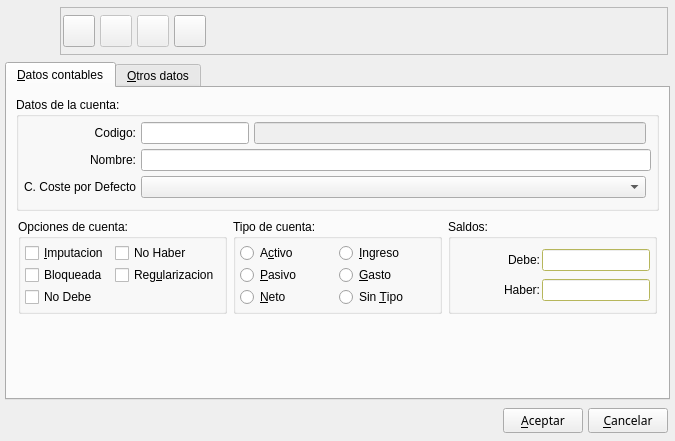
This is bulmages/bulmacont/plugins/pluginbc_cuenta/bccuentabase.ui in eboladev/Bulmages-1 as Qt 5 draws it before an edit. The edited form follows.
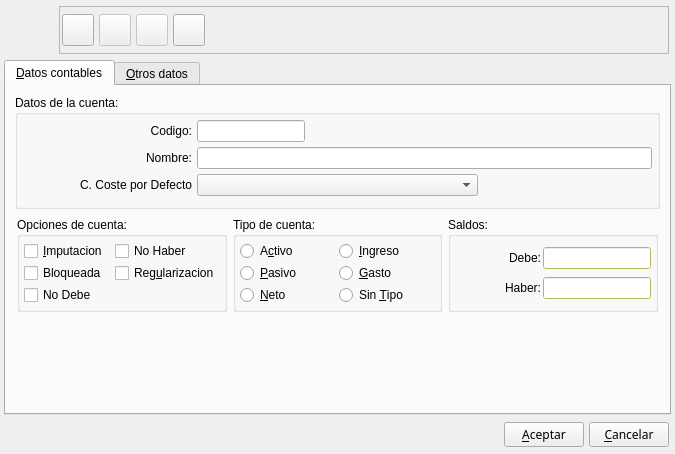
This is the edited form. Icons and pictures are not drawn. Custom widgets are drawn as their Qt base class.

```diff
--- a/bulmages/bulmacont/plugins/pluginbc_cuenta/bccuentabase.ui
+++ b/bulmages/bulmacont/plugins/pluginbc_cuenta/bccuentabase.ui
@@ -7,7 +7,7 @@
     <x>0</x>
     <y>0</y>
     <width>675</width>
-    <height>441</height>
+    <height>454</height>
    </rect>
   </property>
   <property name="windowTitle">
@@ -19,10 +19,10 @@
   </property>
   <layout class="QVBoxLayout">
    <property name="spacing">
-    <number>5</number>
+    <number>4</number>
    </property>
    <property name="margin">
-    <number>5</number>
+    <number>4</number>
    </property>
    <item>
     <layout class="QHBoxLayout">
@@ -125,8 +125,8 @@
           </property>
           <property name="iconSize">
            <size>
-            <width>32</width>
-            <height>32</height>
+            <width>22</width>
+            <height>22</height>
            </size>
           </property>
           <property name="shortcut">
@@ -169,8 +169,8 @@
           </property>
           <property name="iconSize">
            <size>
-            <width>32</width>
-            <height>32</height>
+            <width>22</width>
+            <height>22</height>
            </size>
           </property>
          </widget>
@@ -210,8 +210,8 @@
           </property>
           <property name="iconSize">
            <size>
-            <width>32</width>
-            <height>32</height>
+            <width>22</width>
+            <height>22</height>
            </size>
           </property>
          </widget>
@@ -248,8 +248,8 @@
           </property>
           <property name="iconSize">
            <size>
-            <width>32</width>
-            <height>32</height>
+            <width>22</width>
+            <height>22</height>
            </size>
           </property>
           <property name="shortcut">
@@ -1821,6 +1821,11 @@
  </widget>
  <layoutdefault spacing="2" margin="2"/>
  <customwidgets>
+  <customwidget>
+   <class>BlSearchWidget</class>
+   <extends>QWidget</extends>
+   <header>blsearchwidget.h</header>
+  </customwidget>
   <customwidget>
    <class>BcBuscarCentroCoste</class>
    <extends>QComboBox</extends>
@@ -1836,11 +1841,6 @@
    <extends>QComboBox</extends>
    <header>blcombobox.h</header>
   </customwidget>
-  <customwidget>
-   <class>BlSearchWidget</class>
-   <extends>QLineEdit</extends>
-   <header>blsearchwidget.h</header>
-  </customwidget>
  </customwidgets>
  <tabstops>
   <tabstop>mui_codigo</tabstop>
```
